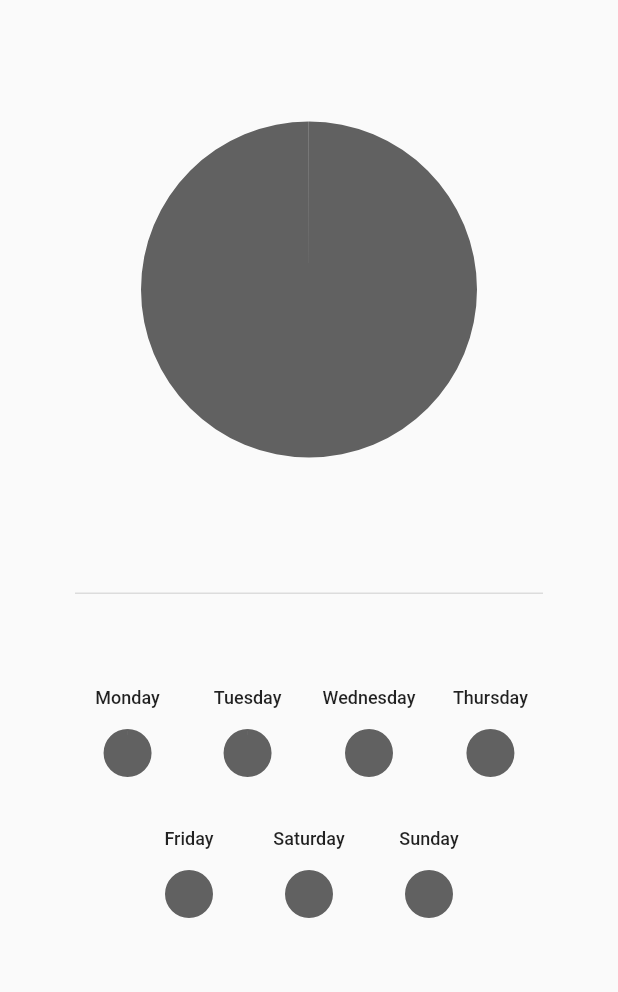
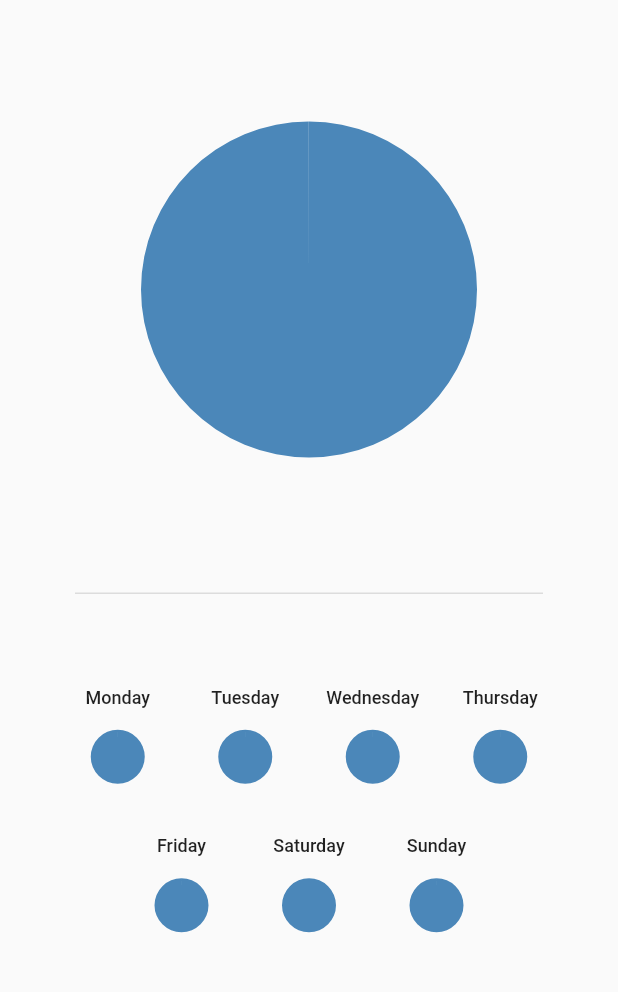
Before and after one commit to theiskaa/Visual-Time, a Flutter app: the screen it shows after launch, on a phone screen of 412 x 824 dp, the part 63-1055 px from its top. Run offline on Flutter 3.47's test engine with Material 2 defaults, Android fonts, the phone set to English and light mode, and no system bars; our stand-ins replace flutter_bloc, hive, hive_flutter, logger, syncfusion_flutter_charts; accounts and stored records are empty.

Commit message:
Improve UI and complete feature

```diff
--- a/lib/view/widgets/day_chart.dart
+++ b/lib/view/widgets/day_chart.dart
@@ -1,5 +1,6 @@
 import 'package:flutter/material.dart';
 import 'package:syncfusion_flutter_charts/charts.dart';
+
 import 'package:vtime/core/model/task.dart';
 import 'package:vtime/view/widgets/utils.dart';
 
@@ -21,28 +22,13 @@ class DayChart extends StatefulWidget {
 class _DayChartState extends State<DayChart> {
   final viewUtils = ViewUtils();
 
-  List<Color> colorPalette = <Color>[
-    Colors.grey.shade700,
-    const Color.fromRGBO(192, 108, 132, 1),
-    const Color.fromRGBO(246, 114, 128, 1),
-    const Color.fromRGBO(248, 177, 149, 1),
-    const Color.fromRGBO(116, 180, 155, 1),
-    const Color.fromRGBO(0, 168, 181, 1),
-    const Color.fromRGBO(73, 76, 162, 1),
-    const Color.fromRGBO(255, 205, 96, 1),
-    const Color.fromRGBO(255, 240, 219, 1),
-    const Color.fromRGBO(238, 238, 238, 1)
-  ];
-
   @override
   Widget build(BuildContext context) {
     var total =
         (ViewUtils.fullDay - viewUtils.calculateTotalDuration(widget.tasks));
-
     widget.tasks.add(Task().remainingTimeFiller(total));
 
     return SfCircularChart(
-      palette: colorPalette,
       tooltipBehavior: widget.tooltipBehaviorEnabled ? tooltipBehavior() : null,
       series: <PieSeries<Task, String>>[
         PieSeries<Task, String>(
--- a/lib/view/widgets/mini_day_card.dart
+++ b/lib/view/widgets/mini_day_card.dart
@@ -39,8 +39,8 @@ class MiniDayChart extends StatelessWidget {
                 builder: (context, box, _) {
                   final tasks = box.values.toList().cast<Task>();
                   return SizedBox(
-                    height: 60,
-                    width: 60,
+                    height: 65,
+                    width: 65,
                     child: DayChart(tasks: tasks),
                   );
                 },
--- a/lib/view/widgets/themes.dart
+++ b/lib/view/widgets/themes.dart
@@ -13,6 +13,7 @@ class Themes {
     primaryColor: Colors.black,
     accentColor: Colors.black,
     primarySwatch: Colors.grey,
+    hoverColor: Colors.grey.shade300,
     elevatedButtonTheme: ElevatedButtonThemeData(
       style: ButtonStyle(
         textStyle:
@@ -29,7 +30,7 @@ class Themes {
     textButtonTheme: TextButtonThemeData(
       style: ButtonStyle(
         textStyle: MaterialStateProperty.all(
-          const TextStyle(color: Colors.black),
+          const TextStyle(color: Colors.white),
         ),
         overlayColor: MaterialStateProperty.all(
           const Color(0xFF000000).withOpacity(.3),
@@ -52,6 +53,7 @@ class Themes {
       headline4: TextStyle(color: Colors.black),
       headline5: TextStyle(color: Colors.black),
       headline6: TextStyle(color: Colors.black),
+      button: TextStyle(color: Colors.white),
     ),
     primaryTextTheme: const TextTheme(
       headline6: TextStyle(color: Colors.black),
@@ -66,11 +68,12 @@ class Themes {
   );
 
   final dark = ThemeData(
-    scaffoldBackgroundColor: Colors.grey[900],
+    scaffoldBackgroundColor: const Color(0xFF141414),
     brightness: Brightness.dark,
     primaryColor: Colors.white,
     accentColor: Colors.white,
     primarySwatch: Colors.grey,
+    hoverColor: Colors.grey.shade900,
     elevatedButtonTheme: ElevatedButtonThemeData(
       style: ButtonStyle(
         textStyle:
@@ -114,6 +117,7 @@ class Themes {
       headline4: TextStyle(color: Colors.white),
       headline5: TextStyle(color: Colors.white),
       headline6: TextStyle(color: Colors.white),
+      button: TextStyle(color: Colors.black),
     ),
     primaryTextTheme: const TextTheme(
       headline6: TextStyle(color: Colors.white),
```
Also changed, not shown: lib/view/create.dart (+10 -1 lines), lib/view/settings.dart (+2 -5 lines), 1 other file.
